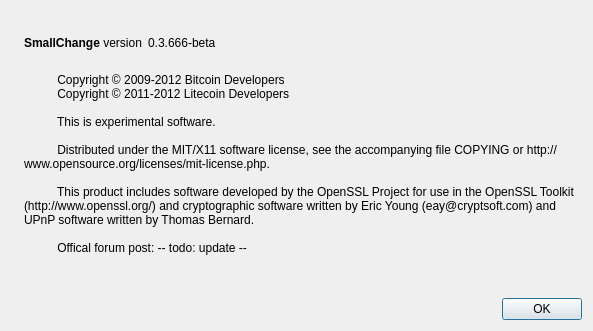
This is src/qt/forms/aboutdialog.ui in RaidAndFade/SRSCoin as Qt 5 draws it before an edit. The edited form follows.
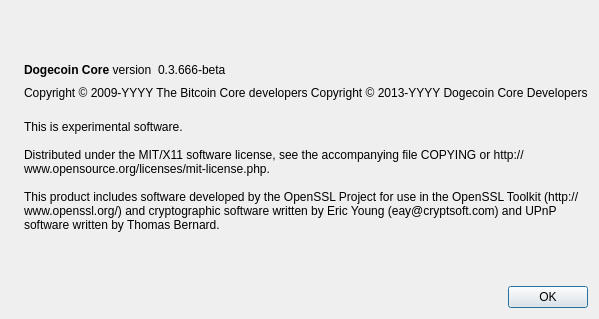
This is the edited form. Icons and pictures are not drawn.

Patch:
```diff
--- a/src/qt/forms/aboutdialog.ui
+++ b/src/qt/forms/aboutdialog.ui
@@ -7,7 +7,7 @@
     <x>0</x>
     <y>0</y>
     <width>593</width>
-    <height>331</height>
+    <height>319</height>
    </rect>
   </property>
   <property name="windowTitle">
@@ -50,7 +50,7 @@
           <cursorShape>IBeamCursor</cursorShape>
          </property>
          <property name="text">
-          <string>&lt;b&gt;SmallChange&lt;/b&gt; version</string>
+          <string>&lt;b&gt;Dogecoin Core&lt;/b&gt; version</string>
          </property>
          <property name="textInteractionFlags">
           <set>Qt::LinksAccessibleByMouse|Qt::TextSelectableByKeyboard|Qt::TextSelectableByMouse</set>
@@ -65,9 +65,6 @@
          <property name="text">
           <string notr="true">0.3.666-beta</string>
          </property>
-         <property name="textFormat">
-          <enum>Qt::RichText</enum>
-         </property>
          <property name="textInteractionFlags">
           <set>Qt::LinksAccessibleByMouse|Qt::TextSelectableByKeyboard|Qt::TextSelectableByMouse</set>
          </property>
@@ -88,6 +85,23 @@
        </item>
       </layout>
      </item>
+     <item>
+      <widget class="QLabel" name="copyrightLabel">
+       <property name="cursor">
+        <cursorShape>IBeamCursor</cursorShape>
+       </property>
+       <property name="text">
+        <string notr="true">Copyright &amp;copy; 2009-YYYY The Bitcoin Core developers
+          Copyright &amp;copy; 2013-YYYY Dogecoin Core Developers</string>
+       </property>
+       <property name="textFormat">
+        <enum>Qt::RichText</enum>
+       </property>
+       <property name="textInteractionFlags">
+        <set>Qt::LinksAccessibleByMouse|Qt::TextSelectableByKeyboard|Qt::TextSelectableByMouse</set>
+       </property>
+      </widget>
+     </item>
      <item>
       <widget class="QLabel" name="label_2">
        <property name="cursor">
@@ -95,17 +109,11 @@
        </property>
        <property name="text">
         <string>
-          Copyright © 2009-2012 Bitcoin Developers
-          Copyright © 2011-2012 Litecoin Developers
+This is experimental software.
 
-          This is experimental software.
+Distributed under the MIT/X11 software license, see the accompanying file COPYING or http://www.opensource.org/licenses/mit-license.php.
 
-          Distributed under the MIT/X11 software license, see the accompanying file COPYING or http://www.opensource.org/licenses/mit-license.php.
-
-          This product includes software developed by the OpenSSL Project for use in the OpenSSL Toolkit (http://www.openssl.org/) and cryptographic software written by Eric Young (eay@cryptsoft.com) and UPnP software written by Thomas Bernard.
-
-          Offical forum post: -- todo: update --
-        </string>
+This product includes software developed by the OpenSSL Project for use in the OpenSSL Toolkit (http://www.openssl.org/) and cryptographic software written by Eric Young (eay@cryptsoft.com) and UPnP software written by Thomas Bernard.</string>
        </property>
        <property name="wordWrap">
         <bool>true</bool>
```
Left out of the diff: 18 changed lines with no effect on the pictures.
